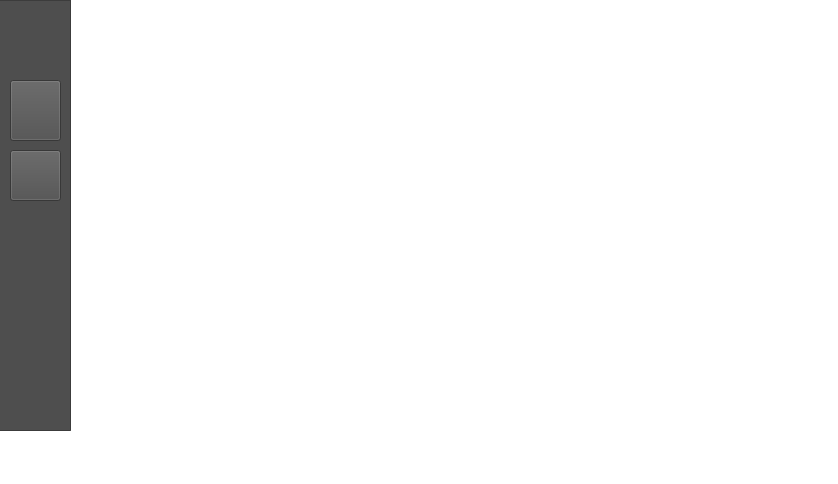
The window that client/litechat_interface.ui (joshmiao/LiteChat) describes before a commit, drawn with Qt 5.
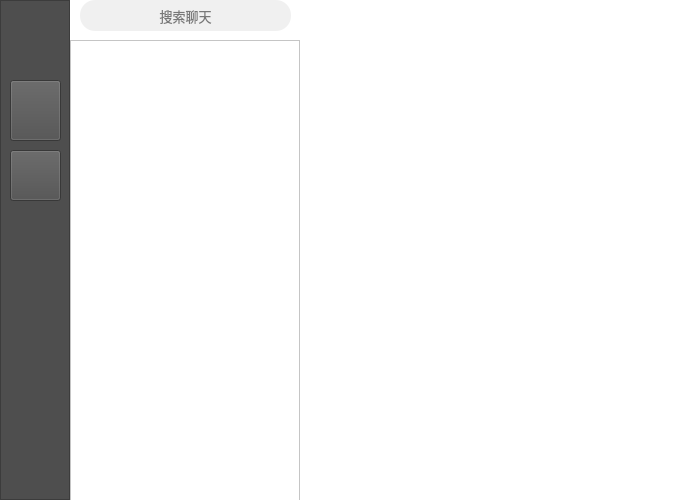
The same window after the commit. Icons and pictures are not drawn.

The edit to the form file:
```diff
--- a/client/litechat_interface.ui
+++ b/client/litechat_interface.ui
@@ -6,10 +6,16 @@
    <rect>
     <x>0</x>
     <y>0</y>
-    <width>838</width>
-    <height>484</height>
+    <width>680</width>
+    <height>500</height>
    </rect>
   </property>
+  <property name="minimumSize">
+   <size>
+    <width>680</width>
+    <height>500</height>
+   </size>
+  </property>
   <property name="windowTitle">
    <string>MainWindow</string>
   </property>
@@ -20,10 +26,10 @@
    <widget class="QWidget" name="horizontalLayoutWidget">
     <property name="geometry">
      <rect>
-      <x>60</x>
+      <x>300</x>
       <y>0</y>
-      <width>751</width>
-      <height>431</height>
+      <width>371</width>
+      <height>501</height>
      </rect>
     </property>
     <layout class="QHBoxLayout" name="horizontalLayout">
@@ -31,17 +37,17 @@
       <number>0</number>
      </property>
      <property name="sizeConstraint">
-      <enum>QLayout::SetDefaultConstraint</enum>
+      <enum>QLayout::SetMinimumSize</enum>
      </property>
     </layout>
    </widget>
    <widget class="QFrame" name="frame">
     <property name="geometry">
      <rect>
-      <x>-10</x>
+      <x>0</x>
       <y>0</y>
-      <width>81</width>
-      <height>431</height>
+      <width>70</width>
+      <height>500</height>
      </rect>
     </property>
     <property name="styleSheet">
@@ -56,7 +62,7 @@
     <widget class="QPushButton" name="pushButton">
      <property name="geometry">
       <rect>
-       <x>20</x>
+       <x>10</x>
        <y>80</y>
        <width>51</width>
        <height>61</height>
@@ -73,7 +79,7 @@
     <widget class="QPushButton" name="pushButton_2">
      <property name="geometry">
       <rect>
-       <x>20</x>
+       <x>10</x>
        <y>150</y>
        <width>51</width>
        <height>51</height>
@@ -91,7 +97,7 @@
     <widget class="QLabel" name="label">
      <property name="geometry">
       <rect>
-       <x>20</x>
+       <x>10</x>
        <y>10</y>
        <width>51</width>
        <height>51</height>
@@ -105,18 +111,45 @@
      </property>
     </widget>
    </widget>
+   <widget class="QLineEdit" name="lineEdit">
+    <property name="geometry">
+     <rect>
+      <x>80</x>
+      <y>0</y>
+      <width>211</width>
+      <height>31</height>
+     </rect>
+    </property>
+    <property name="font">
+     <font>
+      <pointsize>10</pointsize>
+     </font>
+    </property>
+    <property name="styleSheet">
+     <string notr="true">border-radius:15px;
+background-color: rgb(240, 240, 240);</string>
+    </property>
+    <property name="inputMask">
+     <string/>
+    </property>
+    <property name="alignment">
+     <set>Qt::AlignCenter</set>
+    </property>
+    <property name="placeholderText">
+     <string>搜索聊天</string>
+    </property>
+   </widget>
+   <widget class="QListWidget" name="listWidget">
+    <property name="geometry">
+     <rect>
+      <x>70</x>
+      <y>40</y>
+      <width>230</width>
+      <height>461</height>
+     </rect>
+    </property>
+   </widget>
   </widget>
-  <widget class="QMenuBar" name="menubar">
-   <property name="geometry">
-    <rect>
-     <x>0</x>
-     <y>0</y>
-     <width>838</width>
-     <height>26</height>
-    </rect>
-   </property>
-  </widget>
-  <widget class="QStatusBar" name="statusbar"/>
  </widget>
  <resources/>
  <connections/>
```
